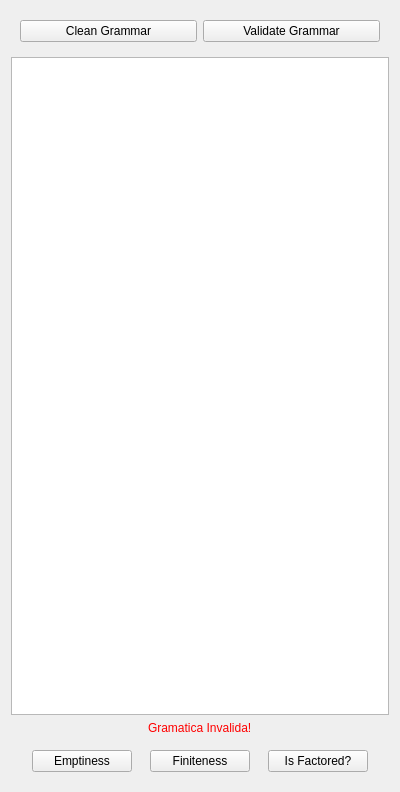
The window that context_free_languages/gui/view/DynamicGrammarWidget.ui (joaovicentesouto/INE5421) describes before a commit, drawn with Qt 5.
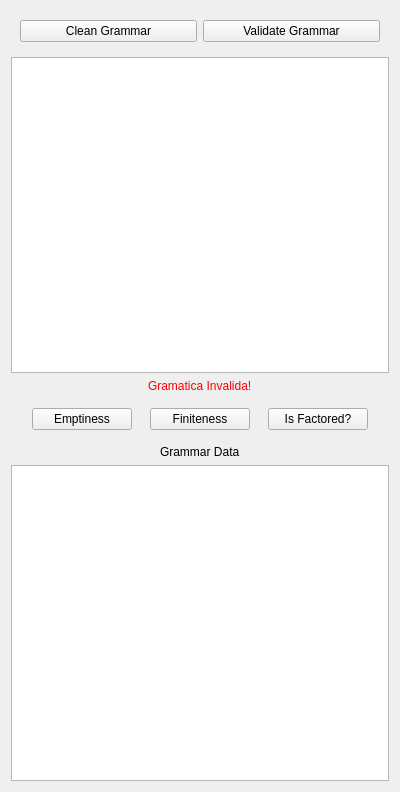
The same window after the commit.

Commit message: Implementation of grammar functionalities.

```diff
--- a/context_free_languages/gui/view/DynamicGrammarWidget.ui
+++ b/context_free_languages/gui/view/DynamicGrammarWidget.ui
@@ -92,6 +92,16 @@
      </layout>
     </widget>
    </item>
+   <item alignment="Qt::AlignHCenter">
+    <widget class="QLabel" name="title">
+     <property name="text">
+      <string>Grammar Data</string>
+     </property>
+    </widget>
+   </item>
+   <item>
+    <widget class="QTextEdit" name="grammarData"/>
+   </item>
   </layout>
  </widget>
  <resources/>
```
The commit also changes 12 other files.
